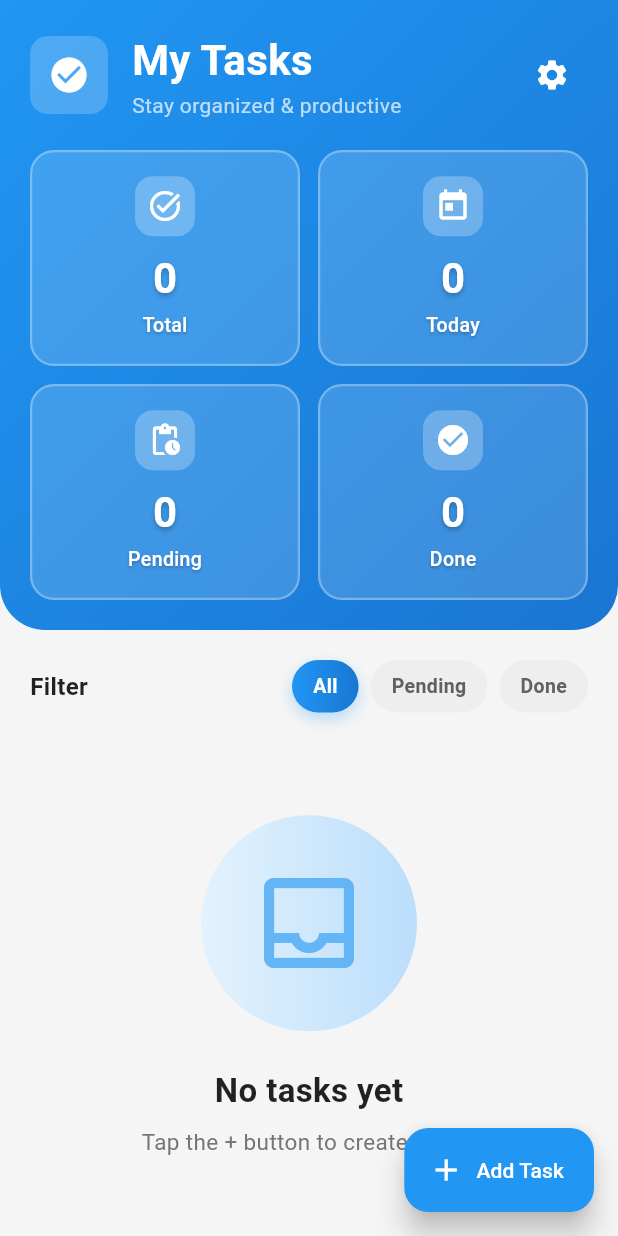
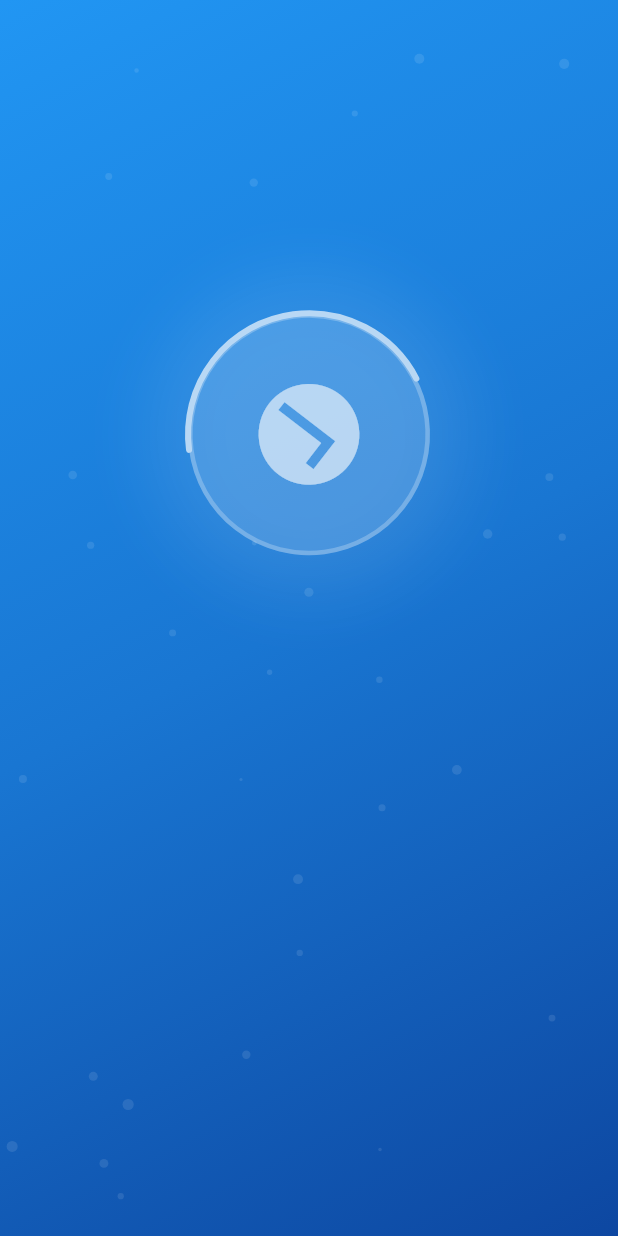
Before and after one commit to Ahmad-030/TodoApp, a Flutter app: the first screen one second after launch, on a phone screen of 412 x 824 dp. Run offline on Flutter 3.47's test engine with Material 3 defaults, Android fonts, the phone set to English and light mode, and no system bars; our stand-ins replace flutter_local_notifications, permission_handler, shared_preferences, timezone.

Commit message:
first commit

```diff
--- /dev/null
+++ b/lib/SplashScreen.dart
@@ -0,0 +1,420 @@
+import 'package:flutter/material.dart';
+import 'dart:math' as math;
+import 'package:todo_app/screens/HomeScreen.dart';
+
+class SplashScreen extends StatefulWidget {
+  const SplashScreen({Key? key}) : super(key: key);
+
+  @override
+  State<SplashScreen> createState() => _SplashScreenState();
+}
+
+class _SplashScreenState extends State<SplashScreen>
+    with TickerProviderStateMixin {
+  late AnimationController _mainController;
+  late AnimationController _particleController;
+  late AnimationController _pulseController;
+
+  late Animation<double> _logoScaleAnimation;
+  late Animation<double> _logoRotationAnimation;
+  late Animation<double> _logoOpacityAnimation;
+  late Animation<double> _textFadeAnimation;
+  late Animation<Offset> _textSlideAnimation;
+  late Animation<double> _checkmarkAnimation;
+  late Animation<double> _circleAnimation;
+
+  @override
+  void initState() {
+    super.initState();
+
+    // Main animation controller
+    _mainController = AnimationController(
+      vsync: this,
+      duration: const Duration(milliseconds: 2500),
+    );
+
+    // Particle animation controller
+    _particleController = AnimationController(
+      vsync: this,
+      duration: const Duration(milliseconds: 3000),
+    )..repeat();
+
+    // Pulse animation controller
+    _pulseController = AnimationController(
+      vsync: this,
+      duration: const Duration(milliseconds: 1500),
+    )..repeat(reverse: true);
+
+    // Logo scale animation with bounce
+    _logoScaleAnimation = TweenSequence<double>([
+      TweenSequenceItem(
+        tween: Tween<double>(begin: 0.0, end: 1.2)
+            .chain(CurveTween(curve: Curves.easeOutBack)),
+        weight: 50,
+      ),
+      TweenSequenceItem(
+        tween: Tween<double>(begin: 1.2, end: 1.0)
+            .chain(CurveTween(curve: Curves.elasticOut)),
+        weight: 50,
+      ),
+    ]).animate(CurvedAnimation(
+      parent: _mainController,
+      curve: const Interval(0.0, 0.6, curve: Curves.easeOut),
+    ));
+
+    // Logo rotation animation
+    _logoRotationAnimation = Tween<double>(begin: 0.0, end: 2 * math.pi).animate(
+      CurvedAnimation(
+        parent: _mainController,
+        curve: const Interval(0.0, 0.5, curve: Curves.easeInOut),
+      ),
+    );
+
+    // Logo opacity animation
+    _logoOpacityAnimation = Tween<double>(begin: 0.0, end: 1.0).animate(
+      CurvedAnimation(
+        parent: _mainController,
+        curve: const Interval(0.0, 0.4, curve: Curves.easeIn),
+      ),
+    );
+
+    // Circle animation
+    _circleAnimation = Tween<double>(begin: 0.0, end: 1.0).animate(
+      CurvedAnimation(
+        parent: _mainController,
+        curve: const Interval(0.2, 0.6, curve: Curves.easeOut),
+      ),
+    );
+
+    // Checkmark animation
+    _checkmarkAnimation = Tween<double>(begin: 0.0, end: 1.0).animate(
+      CurvedAnimation(
+        parent: _mainController,
+        curve: const Interval(0.4, 0.7, curve: Curves.easeOut),
+      ),
+    );
+
+    // Text fade animation
+    _textFadeAnimation = Tween<double>(begin: 0.0, end: 1.0).animate(
+      CurvedAnimation(
+        parent: _mainController,
+        curve: const Interval(0.5, 0.8, curve: Curves.easeIn),
+      ),
+    );
+
+    // Text slide animation
+    _textSlideAnimation = Tween<Offset>(
+      begin: const Offset(0, 0.5),
+      end: Offset.zero,
+    ).animate(
+      CurvedAnimation(
+        parent: _mainController,
+        curve: const Interval(0.5, 0.8, curve: Curves.easeOut),
+      ),
+    );
+
+    // Start animations
+    _mainController.forward();
+
+    // Navigate to home after animation
+    Future.delayed(const Duration(milliseconds: 3200), () {
+      if (mounted) {
+        Navigator.of(context).pushReplacement(
+          PageRouteBuilder(
+            pageBuilder: (context, animation, secondaryAnimation) =>
+            const HomeScreen(),
+            transitionsBuilder: (context, animation, secondaryAnimation, child) {
+              return FadeTransition(opacity: animation, child: child);
+            },
+            transitionDuration: const Duration(milliseconds: 500),
+          ),
+        );
+      }
+    });
+  }
+
+  @override
+  void dispose() {
+    _mainController.dispose();
+    _particleController.dispose();
+    _pulseController.dispose();
+    super.dispose();
+  }
+
+  @override
+  Widget build(BuildContext context) {
+    return Scaffold(
+      body: Container(
+        decoration: const BoxDecoration(
+          gradient: LinearGradient(
+            begin: Alignment.topLeft,
+            end: Alignment.bottomRight,
+            colors: [Color(0xFF2196F3), Color(0xFF1976D2), Color(0xFF0D47A1)],
+          ),
+        ),
+        child: Stack(
+          children: [
+            // Animated particles background
+            AnimatedBuilder(
+              animation: _particleController,
+              builder: (context, child) {
+                return CustomPaint(
+                  painter: ParticlePainter(_particleController.value),
+                  size: Size.infinite,
+                );
+              },
+            ),
+
+            // Main content
+            Center(
+              child: Column(
+                mainAxisAlignment: MainAxisAlignment.center,
+                children: [
+                  // Animated logo
+                  AnimatedBuilder(
+                    animation: _mainController,
+                    builder: (context, child) {
+                      return Transform.scale(
+                        scale: _logoScaleAnimation.value,
+                        child: Transform.rotate(
+                          angle: _logoRotationAnimation.value,
+                          child: Opacity(
+                            opacity: _logoOpacityAnimation.value,
+                            child: Stack(
+                              alignment: Alignment.center,
+                              children: [
+                                // Pulsing glow effect
+                                AnimatedBuilder(
+                                  animation: _pulseController,
+                                  builder: (context, child) {
+                                    return Container(
+                                      width: 180 + (_pulseController.value * 20),
+                                      height: 180 + (_pulseController.value * 20),
+                                      decoration: BoxDecoration(
+                                        shape: BoxShape.circle,
+                                        boxShadow: [
+                                          BoxShadow(
+                                            color: Colors.white.withOpacity(
+                                                0.3 * (1 - _pulseController.value)),
+                                            blurRadius: 40,
+                                            spreadRadius: 10,
+                                          ),
+                                        ],
+                                      ),
+                                    );
+                                  },
+                                ),
+
+                                // Circle background
+                                Container(
+                                  width: 160,
+                                  height: 160,
+                                  decoration: BoxDecoration(
+                                    shape: BoxShape.circle,
+                                    color: Colors.white.withOpacity(0.2),
+                                    border: Border.all(
+                                      color: Colors.white.withOpacity(0.4),
+                                      width: 3,
+                                    ),
+                                  ),
+                                ),
+
+                                // Animated circle progress
+                                SizedBox(
+                                  width: 160,
+                                  height: 160,
+                                  child: CustomPaint(
+                                    painter: CircleProgressPainter(
+                                      progress: _circleAnimation.value,
+                                    ),
+                                  ),
+                                ),
+
+                                // Check icon with animation
+                                Icon(
+                                  Icons.check_circle,
+                                  size: 80,
+                                  color: Colors.white,
+                                ),
+
+                                // Animated checkmark overlay
+                                ClipRect(
+                                  child: Align(
+                                    alignment: Alignment.topCenter,
+                                    heightFactor: _checkmarkAnimation.value,
+                                    child: const Icon(
+                                      Icons.check,
+                                      size: 50,
+                                      color: Colors.white,
+                                    ),
+                                  ),
+                                ),
+                              ],
+                            ),
+                          ),
+                        ),
+                      );
+                    },
+                  ),
+
+                  const SizedBox(height: 40),
+
+                  // Animated text
+                  SlideTransition(
+                    position: _textSlideAnimation,
+                    child: FadeTransition(
+                      opacity: _textFadeAnimation,
+                      child: Column(
+                        children: [
+                          const Text(
+                            'My Tasks',
+                            style: TextStyle(
+                              fontSize: 36,
+                              fontWeight: FontWeight.bold,
+                              color: Colors.white,
+                              letterSpacing: 1.5,
+                              shadows: [
+                                Shadow(
+                                  blurRadius: 10,
+                                  color: Colors.black26,
+                                  offset: Offset(0, 4),
+                                ),
+                              ],
+                            ),
+                          ),
+                          const SizedBox(height: 12),
+                          Container(
+                            padding: const EdgeInsets.symmetric(
+                              horizontal: 20,
+                              vertical: 8,
+                            ),
+                            decoration: BoxDecoration(
+                              color: Colors.white.withOpacity(0.2),
+                              borderRadius: BorderRadius.circular(20),
+                              border: Border.all(
+                                color: Colors.white.withOpacity(0.3),
+                                width: 1.5,
+                              ),
+                            ),
+                            child: const Text(
+                              'Stay Organized & Productive',
+                              style: TextStyle(
+                                fontSize: 16,
+                                color: Colors.white,
+                                letterSpacing: 0.5,
+                                fontWeight: FontWeight.w500,
+                              ),
+                            ),
+                          ),
+                        ],
+                      ),
+                    ),
+                  ),
+
+                  const SizedBox(height: 60),
+
+                  // Loading indicator
+                  FadeTransition(
+                    opacity: _textFadeAnimation,
+                    child: SizedBox(
+                      width: 40,
+                      height: 40,
+                      child: CircularProgressIndicator(
+                        strokeWidth: 3,
+                        valueColor: AlwaysStoppedAnimation<Color>(
+                          Colors.white.withOpacity(0.7),
+                        ),
+                      ),
+                    ),
+                  ),
+                ],
+              ),
+            ),
+
+            // Version text at bottom
+            Positioned(
+              bottom: 40,
+              left: 0,
+              right: 0,
+              child: FadeTransition(
+                opacity: _textFadeAnimation,
+                child: Text(
+                  'Version 1.0.0',
+                  textAlign: TextAlign.center,
+                  style: TextStyle(
+                    color: Colors.white.withOpacity(0.6),
+                    fontSize: 12,
+                    letterSpacing: 1,
+                  ),
+                ),
+              ),
+            ),
+          ],
+        ),
+      ),
+    );
+  }
+}
+
+// Custom painter for animated particles
+class ParticlePainter extends CustomPainter {
+  final double animationValue;
+
+  ParticlePainter(this.animationValue);
+
+  @override
+  void paint(Canvas canvas, Size size) {
+    final paint = Paint()
+      ..color = Colors.white.withOpacity(0.1)
+      ..style = PaintingStyle.fill;
+
+    final random = math.Random(42); // Fixed seed for consistent pattern
+
+    for (int i = 0; i < 30; i++) {
+      final x = random.nextDouble() * size.width;
+      final y = (random.nextDouble() * size.height +
+          animationValue * size.height) %
+          size.height;
+      final radius = random.nextDouble() * 3 + 1;
+
+      canvas.drawCircle(Offset(x, y), radius, paint);
+    }
+  }
+
+  @override
+  bool shouldRepaint(ParticlePainter oldDelegate) {
+    return animationValue != oldDelegate.animationValue;
+  }
+}
+
+// Custom painter for circle progress
+class CircleProgressPainter extends CustomPainter {
+  final double progress;
+
+  CircleProgressPainter({required this.progress});
+
+  @override
+  void paint(Canvas canvas, Size size) {
+    final paint = Paint()
+      ..color = Colors.white
+      ..style = PaintingStyle.stroke
+      ..strokeWidth = 4
+      ..strokeCap = StrokeCap.round;
+
+    final center = Offset(size.width / 2, size.height / 2);
+    final radius = size.width / 2;
+
+    canvas.drawArc(
+      Rect.fromCircle(center: center, radius: radius),
+      -math.pi / 2,
+      2 * math.pi * progress,
+      false,
+      paint,
+    );
+  }
+
+  @override
+  bool shouldRepaint(CircleProgressPainter oldDelegate) {
+    return progress != oldDelegate.progress;
+  }
+}
--- a/lib/main.dart
+++ b/lib/main.dart
@@ -1,6 +1,7 @@
 import 'package:flutter/material.dart';
 import 'package:flutter/services.dart';
 import 'package:timezone/data/latest.dart' as tz;
+import 'package:todo_app/SplashScreen.dart';
 import 'package:todo_app/screens/HomeScreen.dart';
 import 'package:todo_app/services/Storage%20Service.dart';
 import 'package:todo_app/services/Widget.dart';
@@ -109,7 +110,7 @@ class TodoApp extends StatelessWidget {
           ),
         ),
       ),
-      home: const HomeScreen(),
+      home: const SplashScreen(),
     );
   }
 }
```
